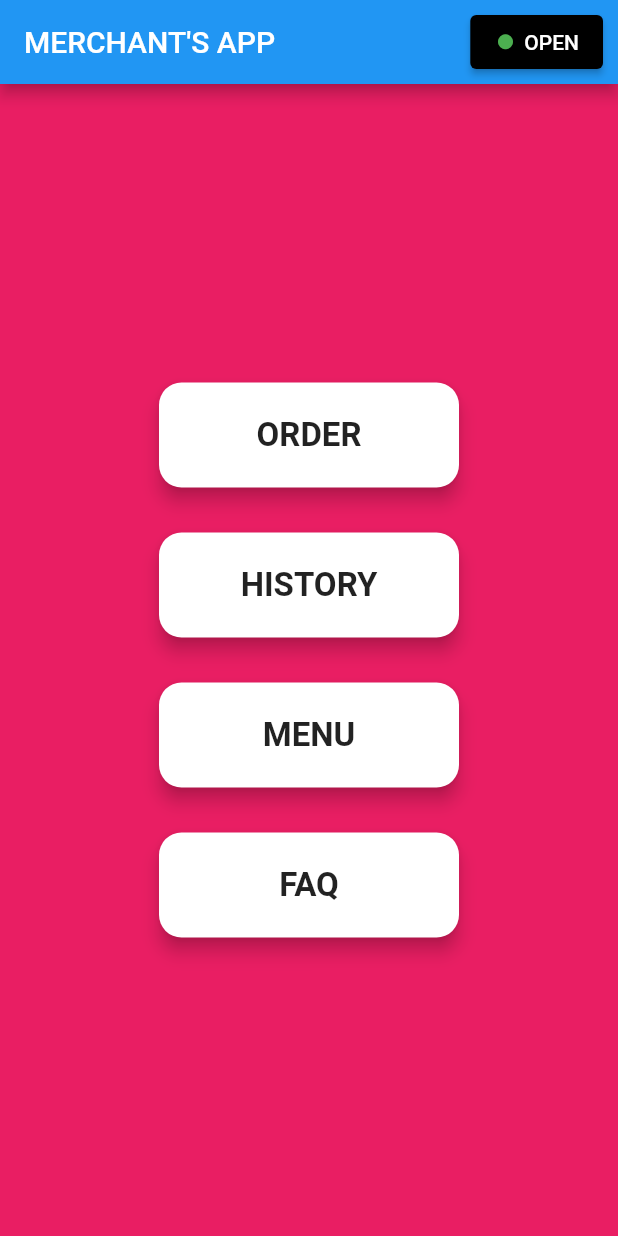
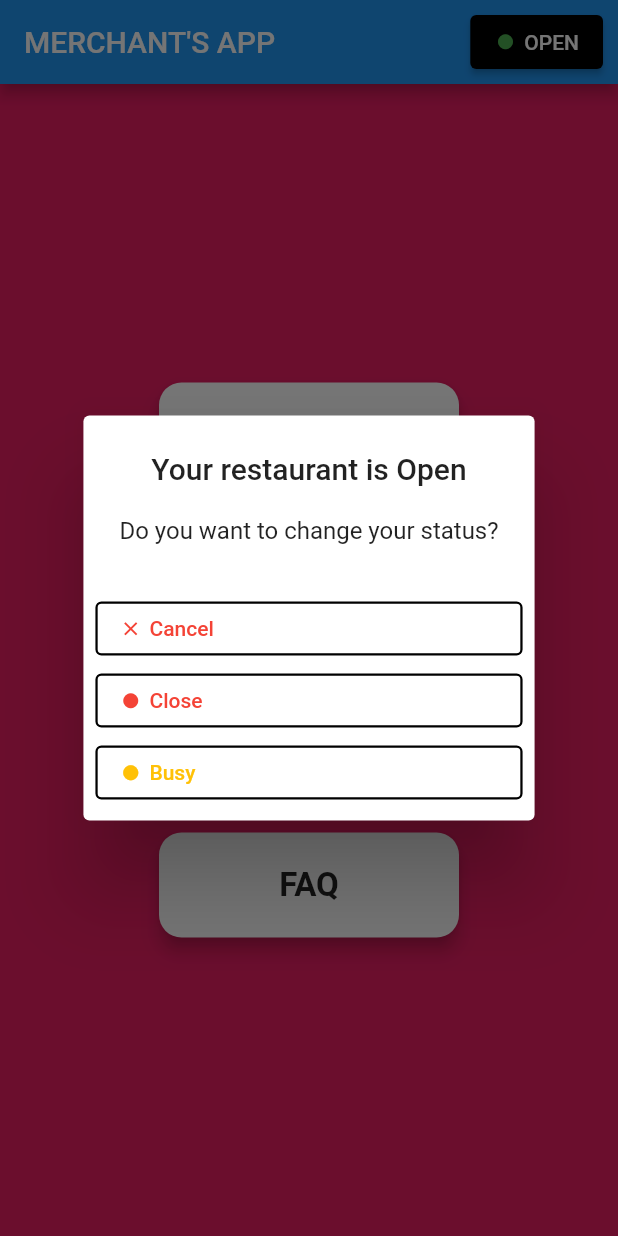
Before and after one commit to marinimk/elok_lagi_restaurant, a Flutter app: the Startup screen opened directly, after a tap on "OPEN", on a phone screen of 412 x 824 dp. Run offline on Flutter 3.47's test engine with Material 2 defaults, Android fonts, the phone set to English and light mode, and no system bars.

```diff
--- a/lib/views/startup.dart
+++ b/lib/views/startup.dart
@@ -183,7 +183,7 @@ class _StartupState extends State<Startup> {
   ElevatedButton buildElevatedButton() {
     return ElevatedButton(
       onPressed: () {
-        // buildShowAlert(context);
+        buildShowAlert(context);
       },
       child: Row(
         children: <Widget>[
@@ -215,6 +215,33 @@ class _StartupState extends State<Startup> {
           // titlePadding: EdgeInsets.fromWindowPadding(padding, devicePixelRatio),
           content: Text('Do you want to change your status?'),
           actions: [
+            OutlinedButton(
+              onPressed: () {
+                Navigator.pop(context);
+              },
+              child: Row(children: [
+                Icon(
+                  Icons.close,
+                  size: 15,
+                  color: Colors.red,
+                ),
+                SizedBox(
+                  width: 5,
+                ),
+                Text(
+                  'Cancel',
+                  style: TextStyle(
+                    color: Colors.red,
+                  ),
+                ),
+              ]),
+              style: OutlinedButton.styleFrom(
+                side: BorderSide(
+                  width: 1.5,
+                ),
+                // backgroundColor: Colors.black,
+              ),
+            ),
             OutlinedButton(
               onPressed: () {},
               child: Row(children: [
```
Also changed, not shown: lib/views/order.dart (+111 -0 lines).
